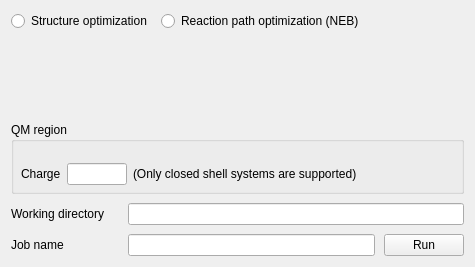
First picture: the form in windows/qmmm.ui, repository vanderkamp/enlighten2-pymol, before the edit.
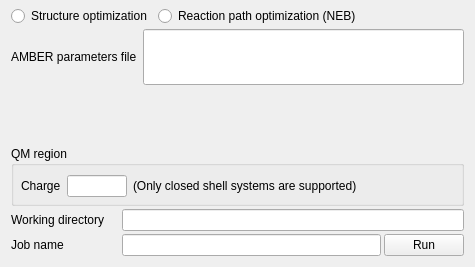
Second picture: the form after the edit. Custom widgets are drawn as their Qt base class.

Commit message: Add AMBER parameters file selector to QM/MM tab

```diff
--- a/windows/qmmm.ui
+++ b/windows/qmmm.ui
@@ -12,10 +12,16 @@
   </property>
   <layout class="QVBoxLayout" name="verticalLayout">
    <property name="spacing">
-    <number>9</number>
+    <number>3</number>
+   </property>
+   <property name="topMargin">
+    <number>6</number>
    </property>
    <item>
     <layout class="QHBoxLayout" name="modeLayout">
+     <property name="spacing">
+      <number>6</number>
+     </property>
      <item>
       <widget class="QRadioButton" name="optRadio">
        <property name="text">
@@ -45,6 +51,45 @@
      </item>
     </layout>
    </item>
+   <item>
+    <layout class="QHBoxLayout" name="parmLayout">
+     <property name="spacing">
+      <number>6</number>
+     </property>
+     <property name="bottomMargin">
+      <number>0</number>
+     </property>
+     <item>
+      <widget class="QLabel" name="parmLabel">
+       <property name="sizePolicy">
+        <sizepolicy hsizetype="Fixed" vsizetype="Minimum">
+         <horstretch>0</horstretch>
+         <verstretch>0</verstretch>
+        </sizepolicy>
+       </property>
+       <property name="minimumSize">
+        <size>
+         <width>111</width>
+         <height>0</height>
+        </size>
+       </property>
+       <property name="text">
+        <string>AMBER parameters file</string>
+       </property>
+      </widget>
+     </item>
+     <item>
+      <widget class="FileSelector" name="parmSelector">
+       <property name="sizePolicy">
+        <sizepolicy hsizetype="Expanding" vsizetype="Minimum">
+         <horstretch>0</horstretch>
+         <verstretch>0</verstretch>
+        </sizepolicy>
+       </property>
+      </widget>
+     </item>
+    </layout>
+   </item>
    <item>
     <widget class="QmmmObjectsSelector" name="objectsSelector"/>
    </item>
@@ -58,7 +103,7 @@
        <number>6</number>
       </property>
       <property name="topMargin">
-       <number>6</number>
+       <number>3</number>
       </property>
       <property name="bottomMargin">
        <number>6</number>
@@ -123,6 +168,9 @@
    </item>
    <item>
     <layout class="QGridLayout" name="runLayout">
+     <property name="verticalSpacing">
+      <number>3</number>
+     </property>
      <item row="1" column="1">
       <widget class="ValidatedLineEdit" name="jobNameEdit"/>
      </item>
```
